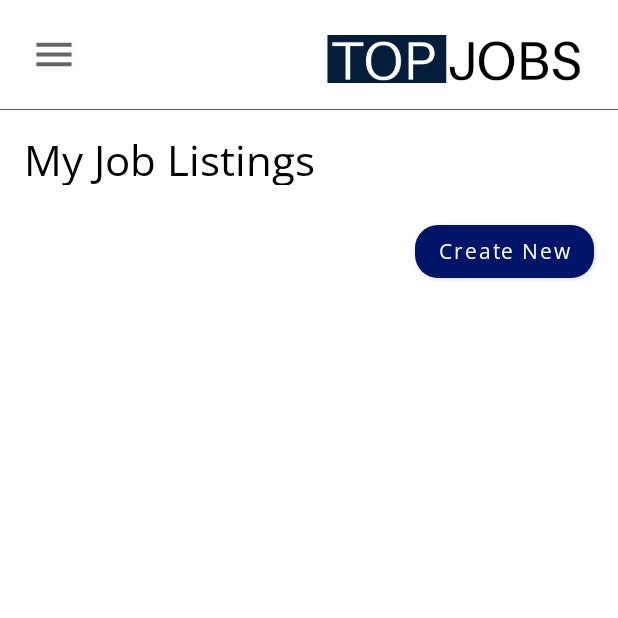
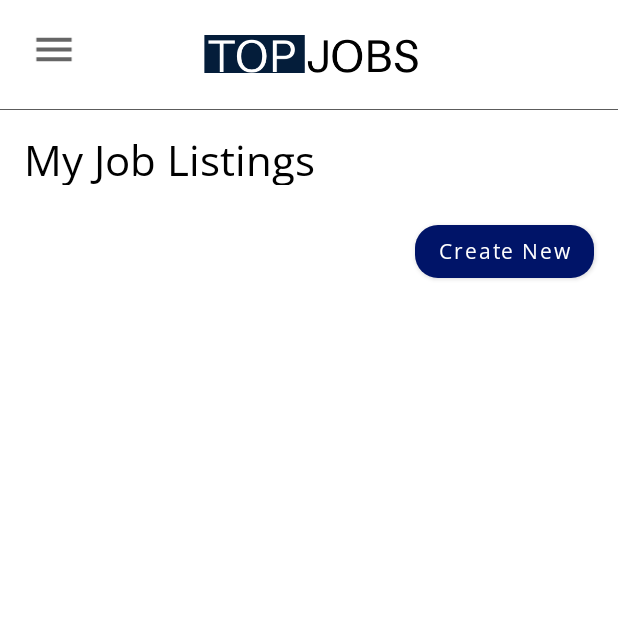
Before and after one commit to SDSamarasinghe/Top_Jobs_Crooby_Beans, an Android app: the MyJobListings screen opened directly, with no data from a screen before it, on a phone screen of 412 x 824 dp, the top half of it. Run offline under Robolectric (Android 15) with nearby library versions, the phone set to English and light mode, and no system bars; our stand-ins replace Firebase (no records; nobody signed in at launch, a user with empty details on screens opened directly), Picasso; Roboto replaces fonts that are not available here.

Commit message:
Change profile ui and its java class intent page, Change menue icon color and tool bar size

```diff
--- a/app/src/main/res/drawable/ic_baseline_menu.xml
+++ b/app/src/main/res/drawable/ic_baseline_menu.xml
@@ -1,5 +1,5 @@
 <vector android:height="50dp" android:tint="?attr/colorControlNormal"
     android:viewportHeight="24" android:viewportWidth="24"
     android:width="50dp" xmlns:android="http://schemas.android.com/apk/res/android">
-    <path android:fillColor="@android:color/white" android:pathData="M3,18h18v-2L3,16v2zM3,13h18v-2L3,11v2zM3,6v2h18L21,6L3,6z"/>
+    <path android:fillColor="@android:color/black" android:pathData="M3,18h18v-2L3,16v2zM3,13h18v-2L3,11v2zM3,6v2h18L21,6L3,6z"/>
 </vector>
--- a/app/src/main/res/layout/activity_profile.xml
+++ b/app/src/main/res/layout/activity_profile.xml
@@ -142,6 +142,7 @@
         android:layout_height="wrap_content"
         android:text=""
         android:textSize="15sp"
+        android:fontFamily="@font/open_sans"
         app:layout_constraintBottom_toTopOf="@+id/tv_user_Mno"
         app:layout_constraintStart_toStartOf="@+id/guideline4"
         app:layout_constraintTop_toTopOf="@+id/guideline6" />
@@ -149,6 +150,7 @@
     <TextView
         android:id="@+id/tv_user_Mno"
         android:layout_width="wrap_content"
+        android:fontFamily="@font/open_sans"
         android:layout_height="wrap_content"
         android:text=""
         android:textSize="15sp"
@@ -162,6 +164,7 @@
         android:layout_height="wrap_content"
         android:text=""
         android:textSize="15sp"
+        android:fontFamily="@font/open_sans"
         app:layout_constraintBottom_toTopOf="@+id/tv_user_district"
         app:layout_constraintStart_toStartOf="@+id/guideline4"
         app:layout_constraintTop_toBottomOf="@+id/tv_user_Mno" />
@@ -169,6 +172,7 @@
     <TextView
         android:id="@+id/tv_user_district"
         android:layout_width="wrap_content"
+        android:fontFamily="@font/open_sans"
         android:layout_height="wrap_content"
         android:text=""
         android:textSize="15sp"
@@ -181,6 +185,7 @@
         android:layout_width="wrap_content"
         android:layout_height="wrap_content"
         android:text=""
+        android:fontFamily="@font/open_sans"
         android:textSize="15sp"
         app:layout_constraintBottom_toTopOf="@+id/guideline5"
         app:layout_constraintStart_toStartOf="@+id/guideline4"
--- a/app/src/main/res/layout/activity_view_req_job.xml
+++ b/app/src/main/res/layout/activity_view_req_job.xml
@@ -11,6 +11,8 @@
     <LinearLayout
         android:layout_width="match_parent"
         android:layout_height="41dp"
+        android:layout_marginTop="10dp"
+        android:layout_marginBottom="10dp"
         android:background="@color/white"
         android:orientation="horizontal">
 
@@ -225,6 +227,7 @@
                 android:layout_width="323dp"
                 android:layout_height="101dp"
                 android:padding="15dp"
+                android:fontFamily="@font/open_sans"
                 android:scrollbars="vertical"
                 android:textAlignment="center"
                 app:layout_constraintBottom_toBottomOf="parent"
@@ -320,7 +323,7 @@
                 android:layout_marginBottom="32dp"
                 android:text="Edit"
                 app:backgroundTint="#001468"
-                app:cornerRadius="50dp"
+                app:cornerRadius="5dp"
                 app:layout_constraintBottom_toBottomOf="parent"
                 app:layout_constraintEnd_toStartOf="@+id/btn_call_jvr"
                 app:layout_constraintHorizontal_bias="0.571"
--- a/app/src/main/res/layout/toolbar1.xml
+++ b/app/src/main/res/layout/toolbar1.xml
@@ -19,13 +19,13 @@
 
         <ImageView
             android:id="@+id/logo_icon"
-            android:layout_width="170dp"
-            android:layout_height="33dp"
+            android:layout_width="wrap_content"
+            android:layout_height="25dp"
             android:layout_alignParentTop="true"
             android:layout_alignParentEnd="true"
-            android:layout_marginStart="163dp"
+            android:layout_marginStart="81dp"
             android:layout_marginTop="6dp"
-            android:layout_marginEnd="9dp"
+            android:layout_marginEnd="118dp"
             android:layout_toEndOf="@+id/back_icon"
             android:scaleType="centerCrop"
             android:src="@drawable/nlogo" />
```
Also changed, not shown: app/src/main/res/layout/activity_requestjob.xml (+16 -8 lines).
